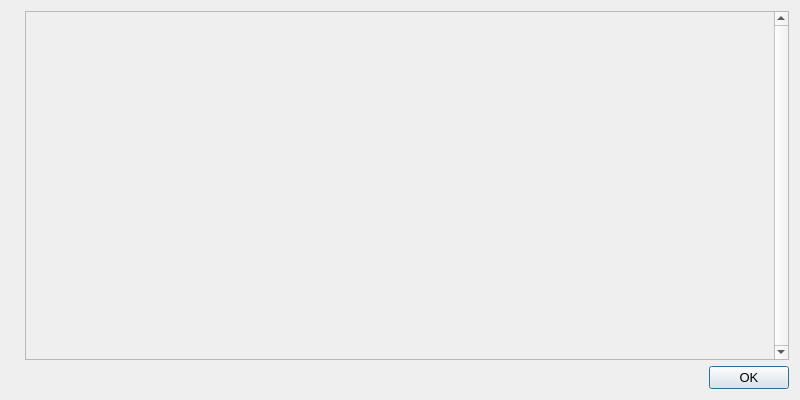
This is src/qt/forms/helpmessagedialog.ui in MintcoinCommunity/Mintcoin-Desktop-Wallet as Qt 5 draws it before an edit. The edited form follows.
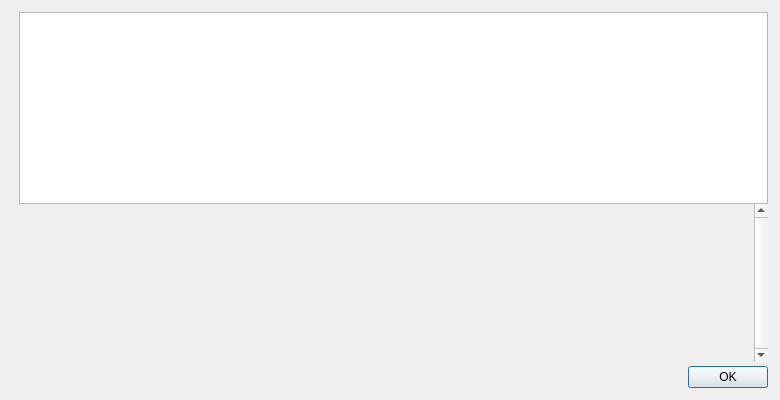
This is the edited form. Icons and pictures are not drawn.

Commit message: Reformat help messages

What changed in the file:
```diff
--- a/src/qt/forms/helpmessagedialog.ui
+++ b/src/qt/forms/helpmessagedialog.ui
@@ -6,19 +6,29 @@
    <rect>
     <x>0</x>
     <y>0</y>
-    <width>800</width>
+    <width>780</width>
     <height>400</height>
    </rect>
   </property>
-  <property name="font">
-   <font>
-    <pointsize>10</pointsize>
-   </font>
-  </property>
   <property name="windowTitle">
    <string notr="true">MintCoin - Command-line options</string>
   </property>
   <layout class="QHBoxLayout" name="horizontalLayout_2">
+   <property name="spacing">
+    <number>0</number>
+   </property>
+   <property name="leftMargin">
+    <number>12</number>
+   </property>
+   <property name="topMargin">
+    <number>12</number>
+   </property>
+   <property name="rightMargin">
+    <number>12</number>
+   </property>
+   <property name="bottomMargin">
+    <number>12</number>
+   </property>
    <item>
     <widget class="QLabel" name="graphic">
      <property name="sizePolicy">
@@ -34,8 +44,18 @@
    </item>
    <item>
     <layout class="QVBoxLayout" name="verticalLayout">
+     <item>
+      <widget class="QTextEdit" name="helpMessage">
+       <property name="readOnly">
+        <bool>true</bool>
+       </property>
+      </widget>
+     </item>
      <item>
       <widget class="QScrollArea" name="scrollArea">
+       <property name="frameShape">
+        <enum>QFrame::NoFrame</enum>
+       </property>
        <property name="verticalScrollBarPolicy">
         <enum>Qt::ScrollBarAlwaysOn</enum>
        </property>
@@ -43,14 +63,6 @@
         <bool>true</bool>
        </property>
        <widget class="QWidget" name="scrollAreaWidgetContents">
-        <property name="geometry">
-         <rect>
-          <x>0</x>
-          <y>0</y>
-          <width>659</width>
-          <height>348</height>
-         </rect>
-        </property>
         <layout class="QVBoxLayout" name="verticalLayout_2">
          <item>
           <widget class="QLabel" name="helpMessageLabel">
@@ -60,6 +72,9 @@
            <property name="textFormat">
             <enum>Qt::PlainText</enum>
            </property>
+           <property name="alignment">
+            <set>Qt::AlignLeading|Qt::AlignLeft|Qt::AlignTop</set>
+           </property>
            <property name="openExternalLinks">
             <bool>true</bool>
            </property>
@@ -72,6 +87,22 @@
        </widget>
       </widget>
      </item>
+     <item>
+      <spacer name="verticalSpacer">
+       <property name="orientation">
+        <enum>Qt::Vertical</enum>
+       </property>
+       <property name="sizeType">
+        <enum>QSizePolicy::Fixed</enum>
+       </property>
+       <property name="sizeHint" stdset="0">
+        <size>
+         <width>4</width>
+         <height>4</height>
+        </size>
+       </property>
+      </spacer>
+     </item>
      <item>
       <widget class="QDialogButtonBox" name="okButton">
        <property name="orientation">
```
Left out of the diff: 41 changed lines with no effect on the pictures. The commit also changes 7 other files.
